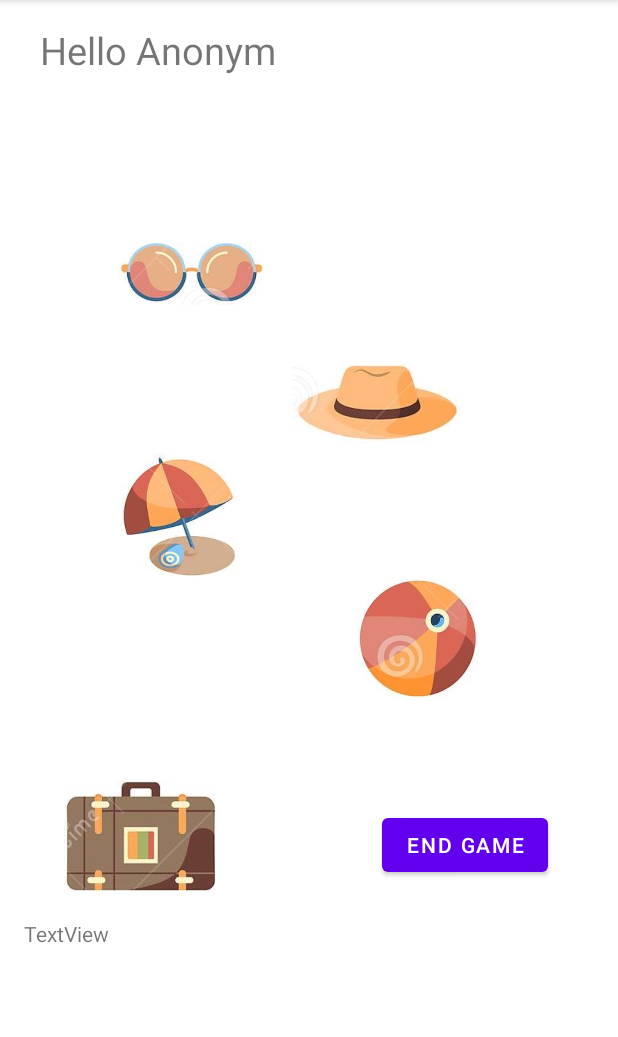
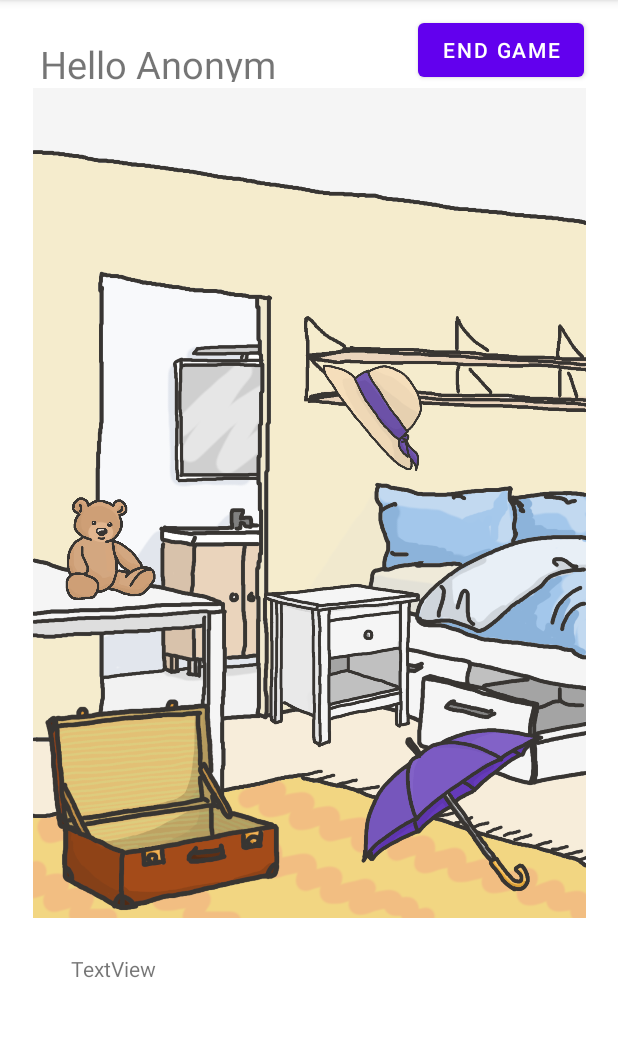
Before and after one commit to EndeavourHolmes/SuitcaseGame, an Android app: the screen it shows after launch (PlayActivity), after a tap on "PLAY", on a phone screen of 412 x 824 dp, the part 84-1121 px from its top. Run offline under Robolectric (Android 15) with nearby library versions, the phone set to English and light mode, and no system bars.

Commit message:
liste objekte in Schleife, eigene Bilder

```diff
--- a/app/src/main/java/com/example/koffer/PlayActivity.java
+++ b/app/src/main/java/com/example/koffer/PlayActivity.java
@@ -18,11 +18,13 @@ import java.util.List;
 
 public class PlayActivity extends AppCompatActivity {
 
-    private RelativeLayout viewGrSpielwiese; //ViewGroup viewGrSpielwiese;
+    private RelativeLayout viewGrPlayground; //ViewGroup viewGrSpielwiese;
+    /*
     private ImageView bildHut;
     private ImageView bildSchirm;
     private ImageView bildBall;
     private ImageView bildBrille;
+     */
 
     private boolean groesse;
     private double groesser;
@@ -41,8 +43,10 @@ public class PlayActivity extends AppCompatActivity {
     private int xZielMittBild;
     private int yZielMittBild;
 
-    public List listeSpieler1 = new ArrayList();
+    public List listPlayer1 = new ArrayList();
     public List listeSpieler2 = new ArrayList();
+
+    public List<ImageView> ImageViewObjects = new ArrayList(); // Test Liste
 
     @Override
     protected void onCreate(Bundle savedInstanceState) {
@@ -50,8 +54,19 @@ public class PlayActivity extends AppCompatActivity {
         setContentView(R.layout.activity_play);
         Intent i = getIntent();
 
-        viewGrSpielwiese = (RelativeLayout) findViewById(R.id.layoutSpielwiese);
+        viewGrPlayground = (RelativeLayout) findViewById(R.id.layoutPlayground);
 
+        ImageViewObjects.add((ImageView) findViewById(R.id.imgHat));
+        ImageViewObjects.add((ImageView) findViewById(R.id.imgTeddy));
+        ImageViewObjects.add((ImageView) findViewById(R.id.imgNightTable));
+        ImageViewObjects.add((ImageView) findViewById(R.id.imgUmbrella));
+
+        // Set on Touch Listener for every object
+        for (ImageView imgV : ImageViewObjects) {
+            imgV.setOnTouchListener(movePicture(imgV.toString()));
+        }
+
+        /*
         bildHut = (ImageView) findViewById(R.id.imgHut);
         bildSchirm = (ImageView) findViewById(R.id.imgSchirm);
         bildBall = (ImageView) findViewById(R.id.imgBall);
@@ -61,6 +76,7 @@ public class PlayActivity extends AppCompatActivity {
         bildSchirm.setOnTouchListener(bewegBild("Schirm"));
         bildBall.setOnTouchListener(bewegBild("Ball"));
         bildBrille.setOnTouchListener(bewegBild("Brille"));
+        */
 
         groesse = true;
         groesser = 1.2;
@@ -68,7 +84,7 @@ public class PlayActivity extends AppCompatActivity {
         String stUserName = i.getStringExtra("UserName");
         ((TextView)findViewById(R.id.WelcomeMessage)).setText("Hello " + stUserName);
 
-        ImageView bildKoffer = (ImageView)findViewById(R.id.ImageKofferPlay);
+        ImageView bildKoffer = (ImageView)findViewById(R.id.ImageSuitcasePlay);
         RelativeLayout.LayoutParams paramsKoffer = (RelativeLayout.LayoutParams)bildKoffer.getLayoutParams();
         xKoffer = paramsKoffer.leftMargin;
         yKoffer = paramsKoffer.topMargin;
@@ -76,7 +92,7 @@ public class PlayActivity extends AppCompatActivity {
         hoeheKoffer = paramsKoffer.width;
     }
 
-    private OnTouchListener bewegBild(String bildName){
+    private OnTouchListener movePicture(String bildName){
         return new OnTouchListener(){
             @SuppressLint("ClickableViewAccessibility") //Indicates that Lint should ignore the specified warnings for the annotated element.
             @Override
@@ -124,25 +140,24 @@ public class PlayActivity extends AppCompatActivity {
                         xZielMittBild = paramsBild.leftMargin + xMittelpunktBild;
                         yZielMittBild = paramsBild.topMargin + yMittelpunktBild;
 
-                        xBis = xKoffer+breiteKoffer+100;
+                        xBis = (int)((xKoffer+breiteKoffer)*groesser*groesser);
                         yBis = yKoffer+hoeheKoffer;
 
                         if (((xKoffer < xZielMittBild) && (xZielMittBild < xBis))&& ((yKoffer < yZielMittBild) && (yZielMittBild < yBis))){
-                            paramsBild.height = (int)(paramsBild.height/20);
-                            paramsBild.width = (int)(paramsBild.width/20);
+                            paramsBild.height = (int)(paramsBild.height);
+                            paramsBild.width = (int)(paramsBild.width);
                             v.setLayoutParams(paramsBild);
                             v.setVisibility(View.INVISIBLE); //GONE
 
-                            listeSpieler1.add(bildName);
+                            listPlayer1.add(bildName);
                             String strAusgabe = "";
 
-                            for (int i=0;i<listeSpieler1.size();i++){
-                                strAusgabe += listeSpieler1.get(i);
+                            for (int i = 0; i< listPlayer1.size(); i++){
+                                strAusgabe += listPlayer1.get(i);
                                 strAusgabe += "\n";
                             }
 
-                            ((TextView)findViewById(R.id.ausgabe)).setText(strAusgabe);
-
+                            ((TextView)findViewById(R.id.ausgabe)).setText(strAusgabe); // Kontrolle //TODO: imgObjektName rausfiltern --> Liste
                             break;
                         }
 
@@ -154,7 +169,7 @@ public class PlayActivity extends AppCompatActivity {
                             groesse = true;
                         }
                 }
-                viewGrSpielwiese.invalidate();
+                viewGrPlayground.invalidate();
                 return true;
             }
         };
--- a/app/src/main/res/layout/activity_main.xml
+++ b/app/src/main/res/layout/activity_main.xml
@@ -76,13 +76,14 @@
         app:layout_constraintTop_toBottomOf="@+id/btnShowRanking" />
 
     <ImageView
-        android:id="@+id/ImageKofferMain"
-        android:layout_width="162dp"
-        android:layout_height="108dp"
-        android:layout_marginTop="20dp"
+        android:id="@+id/ImageSuitcaseMain"
+        android:layout_width="414dp"
+        android:layout_height="301dp"
+        android:layout_marginTop="10dp"
+        app:layout_constraintBottom_toBottomOf="parent"
         app:layout_constraintEnd_toEndOf="parent"
-        app:layout_constraintHorizontal_bias="0.726"
         app:layout_constraintStart_toStartOf="parent"
         app:layout_constraintTop_toBottomOf="@+id/btnShowSettings"
-        app:srcCompat="@drawable/koffer" />
+        app:layout_constraintVertical_bias="1.0"
+        app:srcCompat="@drawable/suitcaseumbreallahat" />
 </androidx.constraintlayout.widget.ConstraintLayout>
--- a/app/src/main/res/layout/activity_play.xml
+++ b/app/src/main/res/layout/activity_play.xml
@@ -13,18 +13,90 @@
         app:layout_constraintEnd_toEndOf="parent"
         app:layout_constraintStart_toStartOf="parent"
         app:layout_constraintTop_toTopOf="parent"
-        app:layout_constraintVertical_bias="0.0">
+        app:layout_constraintVertical_bias="0.309">
 
         <TextView
             android:id="@+id/WelcomeMessage"
-            android:layout_width="363dp"
-            android:layout_height="34dp"
+            android:layout_width="239dp"
+            android:layout_height="29dp"
             android:layout_marginStart="16dp"
             android:layout_marginTop="16dp"
             android:text="Hello"
             android:textSize="25dp"
             app:layout_constraintStart_toStartOf="parent"
             app:layout_constraintTop_toTopOf="parent" />
+
+
+        <RelativeLayout
+            android:id="@+id/layoutPlayground"
+            android:layout_width="match_parent"
+            android:layout_height="553dp"
+            android:layout_marginTop="4dp"
+            app:layout_constraintBottom_toTopOf="@+id/constraintLayout3"
+            app:layout_constraintEnd_toEndOf="parent"
+            app:layout_constraintHorizontal_bias="0.0"
+            app:layout_constraintStart_toStartOf="parent"
+            app:layout_constraintTop_toBottomOf="@+id/WelcomeMessage"
+            app:layout_constraintVertical_bias="0.0">
+
+            <ImageView
+                android:id="@+id/imgBedroomBackground"
+                android:layout_width="match_parent"
+                android:layout_height="wrap_content"
+                app:srcCompat="@drawable/bedroom" />
+
+            <ImageView
+                android:id="@+id/ImageSuitcasePlay"
+                android:layout_width="244dp"
+                android:layout_height="195dp"
+                android:layout_alignParentStart="true"
+                android:layout_alignParentTop="true"
+                android:layout_marginStart="-18dp"
+                android:layout_marginTop="374dp"
+                app:srcCompat="@drawable/suitcase" />
+
+            <ImageView
+                android:id="@+id/imgTeddy"
+                android:layout_width="83dp"
+                android:layout_height="77dp"
+                android:layout_alignParentStart="true"
+                android:layout_alignParentTop="true"
+                android:layout_marginStart="19dp"
+                android:layout_marginTop="267dp"
+                app:srcCompat="@drawable/teddy" />
+
+            <ImageView
+                android:id="@+id/imgNightTable"
+                android:layout_width="116dp"
+                android:layout_height="112dp"
+                android:layout_alignParentStart="true"
+                android:layout_alignParentTop="true"
+                android:layout_marginStart="159dp"
+                android:layout_marginTop="328dp"
+                app:srcCompat="@drawable/nighttable" />
+
+            <ImageView
+                android:id="@+id/imgHat"
+                android:layout_width="85dp"
+                android:layout_height="78dp"
+                android:layout_alignParentStart="true"
+                android:layout_alignParentTop="true"
+                android:layout_marginStart="194dp"
+                android:layout_marginTop="180dp"
+                app:srcCompat="@drawable/hat" />
+
+            <ImageView
+                android:id="@+id/imgUmbrella"
+                android:layout_width="177dp"
+                android:layout_height="153dp"
+                android:layout_alignParentStart="true"
+                android:layout_alignParentTop="true"
+                android:layout_marginStart="201dp"
+                android:layout_marginTop="411dp"
+                app:srcCompat="@drawable/umbrella" />
+
+
+        </RelativeLayout>
 
         <androidx.constraintlayout.widget.ConstraintLayout
             android:id="@+id/constraintLayout3"
@@ -33,91 +105,29 @@
             android:layout_marginBottom="16dp"
             app:layout_constraintBottom_toBottomOf="parent"
             app:layout_constraintEnd_toEndOf="parent"
-            app:layout_constraintHorizontal_bias="0.238"
-            app:layout_constraintStart_toStartOf="parent">
+            app:layout_constraintHorizontal_bias="0.238">
 
             <TextView
                 android:id="@+id/ausgabe"
                 android:layout_width="340dp"
                 android:layout_height="82dp"
                 android:text="TextView"
-                tools:layout_editor_absoluteX="13dp"
-                tools:layout_editor_absoluteY="13dp" />
+                app:layout_constraintBottom_toBottomOf="parent"
+                app:layout_constraintEnd_toEndOf="parent"
+                app:layout_constraintStart_toStartOf="parent"
+                app:layout_constraintTop_toTopOf="parent" />
         </androidx.constraintlayout.widget.ConstraintLayout>
 
-        <RelativeLayout
-            android:id="@+id/layoutSpielwiese"
-            android:layout_width="366dp"
-            android:layout_height="553dp"
-            android:layout_marginTop="4dp"
-            app:layout_constraintBottom_toTopOf="@+id/constraintLayout3"
+        <Button
+            android:id="@+id/btnEndGame"
+            android:layout_width="wrap_content"
+            android:layout_height="wrap_content"
+            android:layout_marginBottom="1dp"
+            android:text="End Game"
+            app:layout_constraintBottom_toTopOf="@+id/layoutPlayground"
             app:layout_constraintEnd_toEndOf="parent"
-            app:layout_constraintHorizontal_bias="0.571"
-            app:layout_constraintStart_toStartOf="parent"
-            app:layout_constraintTop_toBottomOf="@+id/WelcomeMessage"
-            app:layout_constraintVertical_bias="0.0">
-
-            <ImageView
-                android:id="@+id/imgHut"
-                android:layout_width="114dp"
-                android:layout_height="56dp"
-                android:layout_alignParentStart="true"
-                android:layout_alignParentTop="true"
-                android:layout_marginStart="169dp"
-                android:layout_marginTop="186dp"
-                android:contentDescription="@string/hutBild_name"
-                app:srcCompat="@drawable/hut" />
-
-            <ImageView
-                android:id="@+id/ImageKofferPlay"
-                android:layout_width="113dp"
-                android:layout_height="76dp"
-                android:layout_alignParentStart="true"
-                android:layout_alignParentTop="true"
-                android:layout_marginStart="12dp"
-                android:layout_marginTop="466dp"
-                app:srcCompat="@drawable/koffer" />
-
-            <Button
-                android:id="@+id/btnEndGame"
-                android:layout_width="wrap_content"
-                android:layout_height="wrap_content"
-                android:layout_alignParentEnd="true"
-                android:layout_alignParentBottom="true"
-                android:layout_marginEnd="26dp"
-                android:layout_marginBottom="20dp"
-                android:text="End Game" />
-
-            <ImageView
-                android:id="@+id/imgSchirm"
-                android:layout_width="83dp"
-                android:layout_height="86dp"
-                android:layout_alignParentStart="true"
-                android:layout_alignParentTop="true"
-                android:layout_marginStart="52dp"
-                android:layout_marginTop="248dp"
-                app:srcCompat="@drawable/schirm" />
-
-            <ImageView
-                android:id="@+id/imgBall"
-                android:layout_width="85dp"
-                android:layout_height="81dp"
-                android:layout_alignParentStart="true"
-                android:layout_alignParentTop="true"
-                android:layout_marginStart="210dp"
-                android:layout_marginTop="331dp"
-                app:srcCompat="@drawable/ball" />
-
-            <ImageView
-                android:id="@+id/imgBrille"
-                android:layout_width="98dp"
-                android:layout_height="51dp"
-                android:layout_alignParentStart="true"
-                android:layout_alignParentTop="true"
-                android:layout_marginStart="53dp"
-                android:layout_marginTop="102dp"
-                app:srcCompat="@drawable/brille" />
-        </RelativeLayout>
+            app:layout_constraintStart_toEndOf="@+id/WelcomeMessage"
+            app:layout_constraintTop_toTopOf="parent" />
 
     </androidx.constraintlayout.widget.ConstraintLayout>
 
```
Also changed, not shown: app/src/main/res/drawable/bedroom.png (added), app/src/main/res/drawable/hat.png (added), app/src/main/res/drawable/nighttable.png (added), app/src/main/res/drawable/suitcase.png (added), app/src/main/res/drawable/suitcaseumbreallahat.png (added), app/src/main/res/drawable/teddy.png (added), app/src/main/res/drawable/umbrella.png (added).
